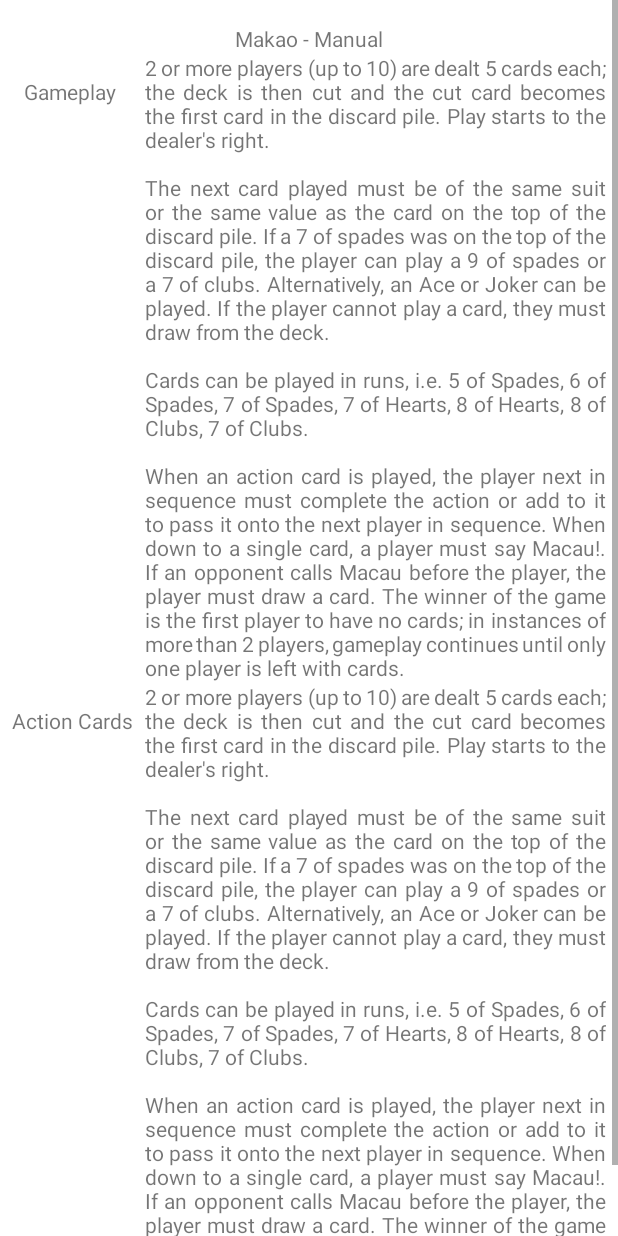
After one commit to mattix1710/CardShowcase, an Android app: the layout manual_dialog.xml on its own in the app's theme, with its tools: preview values and no code run, on a phone screen of 412 x 824 dp. The commit adds this screen. Run offline under Robolectric (Android 15) with nearby library versions, the phone set to English and light mode, and no system bars.

Commit message:
Created simple Manual Dialog - on menu click * TO FILL with instructions

```diff
--- a/app/src/main/java/com/example/cardshowcase/MainActivity.kt
+++ b/app/src/main/java/com/example/cardshowcase/MainActivity.kt
@@ -1,6 +1,7 @@
 package com.example.cardshowcase
 
 import android.os.Bundle
+import android.view.LayoutInflater
 import com.google.android.material.snackbar.Snackbar
 import androidx.appcompat.app.AppCompatActivity
 import androidx.navigation.findNavController
@@ -9,6 +10,7 @@ import androidx.navigation.ui.navigateUp
 import androidx.navigation.ui.setupActionBarWithNavController
 import android.view.Menu
 import android.view.MenuItem
+import androidx.appcompat.app.AlertDialog
 import com.example.cardshowcase.databinding.ActivityMainBinding
 
 class MainActivity : AppCompatActivity() {
@@ -46,8 +48,22 @@ class MainActivity : AppCompatActivity() {
         // as you specify a parent activity in AndroidManifest.xml.
         return when (item.itemId) {
             R.id.action_settings -> true
+            R.id.action_manual -> displayManualDialog()
             else -> super.onOptionsItemSelected(item)
         }
+    }
+
+    private fun displayManualDialog(): Boolean {
+        var inflater = LayoutInflater.from(this)
+        var view = inflater.inflate(R.layout.manual_dialog, null)
+
+        var manualDialog = AlertDialog.Builder(this)
+        manualDialog.setTitle("Instrukcja")
+        manualDialog.setView(view)
+        manualDialog.setPositiveButton("I understand", null)
+        manualDialog.create().show()
+
+        return true
     }
 
     override fun onSupportNavigateUp(): Boolean {
--- /dev/null
+++ b/app/src/main/res/drawable/shape_gray_line.xml
@@ -0,0 +1,9 @@
+<?xml version="1.0" encoding="utf-8"?>
+<shape
+    xmlns:android="http://schemas.android.com/apk/res/android"
+    android:shape="line">
+    <stroke
+        android:width="100dp"
+        android:color="#303030"/>
+    <size android:height="2dp"/>
+</shape>
--- /dev/null
+++ b/app/src/main/res/layout/manual_dialog.xml
@@ -0,0 +1,102 @@
+<?xml version="1.0" encoding="utf-8"?>
+<androidx.core.widget.NestedScrollView
+        xmlns:android="http://schemas.android.com/apk/res/android"
+        xmlns:app="http://schemas.android.com/apk/res-auto"
+    xmlns:tools="http://schemas.android.com/tools"
+    android:layout_width="match_parent"
+        android:layout_height="match_parent"
+        app:layout_constraintTop_toBottomOf="@+id/textView"
+        app:layout_constraintBottom_toBottomOf="parent"
+        app:layout_constraintStart_toStartOf="parent"
+        app:layout_constraintEnd_toEndOf="parent"
+        android:scrollbars="vertical"
+        android:fillViewport="true">
+
+        <androidx.constraintlayout.widget.ConstraintLayout
+            android:layout_width="match_parent"
+            android:layout_height="wrap_content">
+
+            <TextView
+                android:id="@+id/textView"
+                android:layout_width="wrap_content"
+                android:layout_height="wrap_content"
+                android:text="Makao - Manual"
+                app:layout_constraintStart_toStartOf="parent"
+                app:layout_constraintEnd_toEndOf="parent"
+                app:layout_constraintTop_toTopOf="parent"
+                android:layout_marginTop="16dp"/>
+
+            <androidx.constraintlayout.widget.Barrier
+                android:id="@+id/manual_horizontal_title_barrier"
+                android:layout_width="wrap_content"
+                android:layout_height="wrap_content"
+                app:barrierDirection="bottom"
+                app:constraint_referenced_ids="textView"
+                tools:layout_editor_absoluteY="35dp" />
+
+            <TextView
+                android:id="@+id/manual_subtitle_1"
+                android:layout_width="wrap_content"
+                android:layout_height="wrap_content"
+                android:text="@string/manual_subtitle_1"
+                app:layout_constraintStart_toStartOf="parent"
+                app:layout_constraintTop_toTopOf="@id/manual_horizontal_title_barrier"
+                android:layout_marginStart="16dp"
+                android:layout_marginTop="16dp"
+                />
+
+            <androidx.constraintlayout.widget.Barrier
+                android:id="@+id/manual_vertical_barrier"
+                android:layout_width="match_parent"
+                android:layout_height="wrap_content"
+                app:barrierDirection="end"
+                app:constraint_referenced_ids="manual_subtitle_1, manual_subtitle_2" />
+
+            <TextView
+                android:id="@+id/manual_contents_1"
+                android:layout_width="0dp"
+                android:layout_height="wrap_content"
+                android:text="@string/manual_contents_1"
+                android:justificationMode="inter_word"
+                app:layout_constraintTop_toTopOf="@id/manual_horizontal_title_barrier"
+                app:layout_constraintStart_toEndOf="@id/manual_vertical_barrier"
+                app:layout_constraintEnd_toEndOf="parent"
+                android:layout_marginStart="8dp"
+                android:layout_marginEnd="8dp"
+                />
+
+            <!-- ACTION CARDS -->
+
+            <androidx.constraintlayout.widget.Barrier
+                android:id="@+id/manual_subtitle_1_barrier"
+                android:layout_width="wrap_content"
+                android:layout_height="wrap_content"
+                app:barrierDirection="bottom"
+                app:constraint_referenced_ids="manual_contents_1"/>
+
+            <TextView
+                android:id="@+id/manual_subtitle_2"
+                android:layout_width="wrap_content"
+                android:layout_height="wrap_content"
+                android:text="@string/manual_subtitle_2"
+                app:layout_constraintStart_toStartOf="parent"
+                app:layout_constraintTop_toBottomOf="@id/manual_subtitle_1_barrier"
+                android:layout_marginStart="8dp"
+                android:layout_marginTop="16dp"
+                />
+
+            <TextView
+                android:id="@+id/manual_contents_2"
+                android:layout_width="0dp"
+                android:layout_height="wrap_content"
+                android:text="@string/manual_contents_1"
+                android:justificationMode="inter_word"
+                app:layout_constraintTop_toBottomOf="@+id/manual_subtitle_1_barrier"
+                app:layout_constraintStart_toEndOf="@id/manual_vertical_barrier"
+                app:layout_constraintEnd_toEndOf="parent"
+                android:layout_marginStart="8dp"
+                android:layout_marginEnd="8dp"
+                />
+
+        </androidx.constraintlayout.widget.ConstraintLayout>
+</androidx.core.widget.NestedScrollView>
--- a/app/src/main/res/menu/menu_main.xml
+++ b/app/src/main/res/menu/menu_main.xml
@@ -7,4 +7,9 @@
         android:orderInCategory="100"
         android:title="@string/action_settings"
         app:showAsAction="never" />
+    <item
+        android:id="@+id/action_manual"
+        android:orderInCategory="200"
+        android:title="@string/action_manual"
+        app:showAsAction="never"/>
 </menu>
--- a/app/src/main/res/values/strings.xml
+++ b/app/src/main/res/values/strings.xml
@@ -13,4 +13,8 @@
     <string name="draw_card_button_text">Draw a card</string>
     <string name="play_card_button_text">Play a card</string>
     <string name="card_on_stack_info">Card on Stack</string>
+    <string name="manual_subtitle_1">Gameplay</string>
+    <string name="manual_contents_1">2 or more players (up to 10) are dealt 5 cards each; the deck is then cut and the cut card becomes the first card in the discard pile. Play starts to the dealer\'s right. \n\nThe next card played must be of the same suit or the same value as the card on the top of the discard pile. If a 7 of spades was on the top of the discard pile, the player can play a 9 of spades or a 7 of clubs. Alternatively, an Ace or Joker can be played. If the player cannot play a card, they must draw from the deck.\n\nCards can be played in runs, i.e. 5 of Spades, 6 of Spades, 7 of Spades, 7 of Hearts, 8 of Hearts, 8 of Clubs, 7 of Clubs.\n\nWhen an action card is played, the player next in sequence must complete the action or add to it to pass it onto the next player in sequence. When down to a single card, a player must say "Macau!". If an opponent calls Macau before the player, the player must draw a card. The winner of the game is the first player to have no cards; in instances of more than 2 players, gameplay continues until only one player is left with cards.</string>
+    <string name="action_manual">Manual</string>
+    <string name="manual_subtitle_2">Action Cards</string>
 </resources>
```
